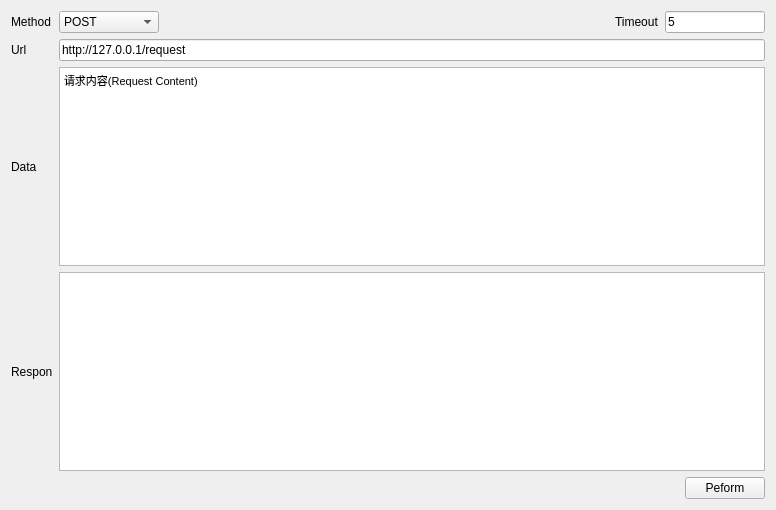
This is libcurl-test/HttpClientTool/manform.ui in liyangyao/libuv-cpp-wrapper as Qt 5 draws it before an edit. The edited form follows.
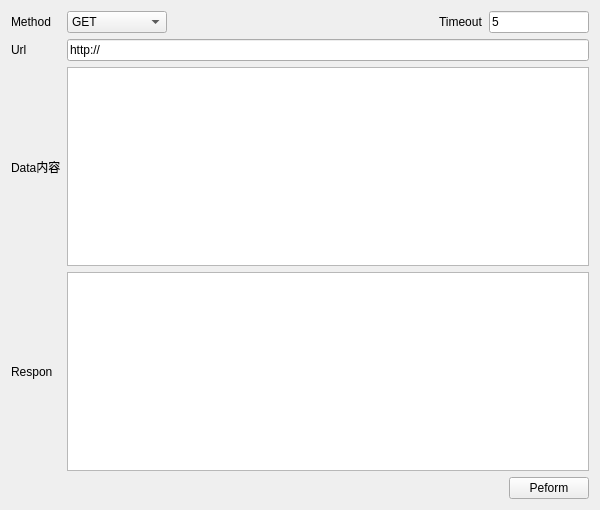
This is the edited form.

```diff
--- a/libcurl-test/HttpClientTool/manform.ui
+++ b/libcurl-test/HttpClientTool/manform.ui
@@ -6,7 +6,7 @@
    <rect>
     <x>0</x>
     <y>0</y>
-    <width>776</width>
+    <width>600</width>
     <height>510</height>
    </rect>
   </property>
@@ -23,7 +23,7 @@
        </property>
       </widget>
      </item>
-     <item row="0" column="1">
+     <item row="0" column="2">
       <layout class="QHBoxLayout" name="horizontalLayout_2">
        <item>
         <widget class="QComboBox" name="cbMethod">
@@ -34,7 +34,7 @@
           </size>
          </property>
          <property name="currentIndex">
-          <number>1</number>
+          <number>0</number>
          </property>
          <item>
           <property name="text">
@@ -96,41 +96,37 @@
        </property>
       </widget>
      </item>
-     <item row="3" column="1">
-      <widget class="QTextEdit" name="memData">
-       <property name="html">
-        <string>&lt;!DOCTYPE HTML PUBLIC &quot;-//W3C//DTD HTML 4.0//EN&quot; &quot;http://www.w3.org/TR/REC-html40/strict.dtd&quot;&gt;
-&lt;html&gt;&lt;head&gt;&lt;meta name=&quot;qrichtext&quot; content=&quot;1&quot; /&gt;&lt;style type=&quot;text/css&quot;&gt;
-p, li { white-space: pre-wrap; }
-&lt;/style&gt;&lt;/head&gt;&lt;body style=&quot; font-family:'MS Shell Dlg 2'; font-size:8.25pt; font-weight:400; font-style:normal;&quot;&gt;
-&lt;p style=&quot; margin-top:0px; margin-bottom:0px; margin-left:0px; margin-right:0px; -qt-block-indent:0; text-indent:0px;&quot;&gt;请求内容(Request Content)&lt;/p&gt;&lt;/body&gt;&lt;/html&gt;</string>
-       </property>
-      </widget>
-     </item>
      <item row="3" column="0">
       <widget class="QLabel" name="lblData">
        <property name="text">
-        <string>Data</string>
+        <string>Data内容</string>
        </property>
       </widget>
      </item>
-     <item row="2" column="1">
+     <item row="2" column="2">
       <widget class="QLineEdit" name="edtUrl">
        <property name="text">
-        <string>http://127.0.0.1/request</string>
+        <string>http://</string>
        </property>
       </widget>
      </item>
-     <item row="4" column="1">
-      <widget class="QTextEdit" name="memRespon"/>
-     </item>
-     <item row="4" column="0">
+     <item row="5" column="0">
       <widget class="QLabel" name="lblRespon">
        <property name="text">
         <string>Respon</string>
        </property>
       </widget>
      </item>
+     <item row="3" column="2">
+      <widget class="QPlainTextEdit" name="memData">
+       <property name="plainText">
+        <string/>
+       </property>
+      </widget>
+     </item>
+     <item row="5" column="2">
+      <widget class="QPlainTextEdit" name="memRespon"/>
+     </item>
     </layout>
    </item>
    <item>
```
